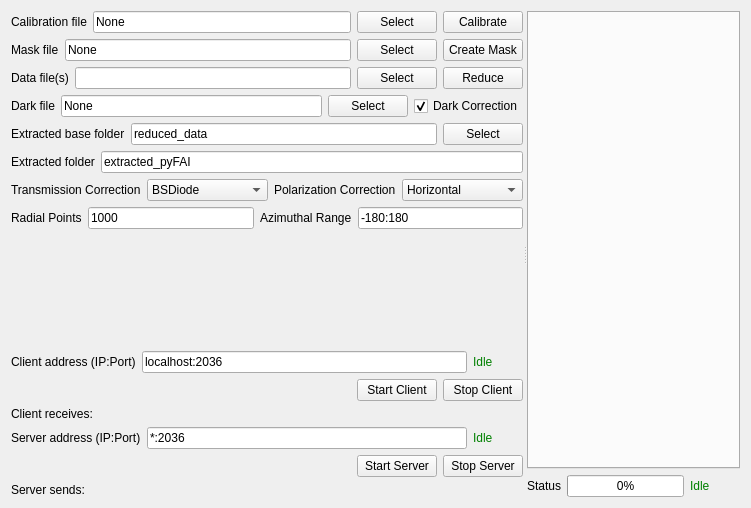
chemmatcars/XAnoS, file UI_Forms/Data_Reduction_Client.ui: the form before one commit.
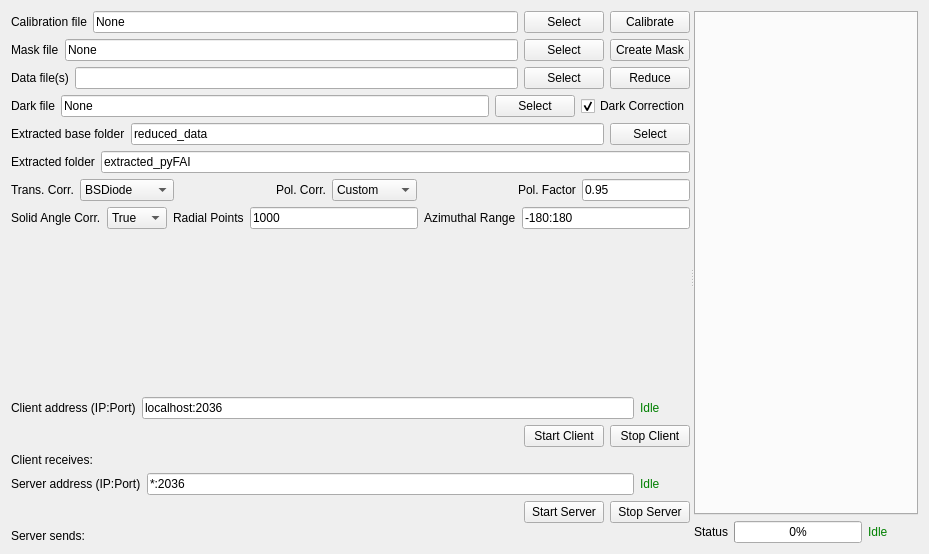
The form after the commit.

Commit message: Updated the Calibration_Widget to fix the calibrant lines plotting on Caked Image Added the option of Polarization Correction and Solid angle correction in XAnoS_Reducer,

What changed in the file:
```diff
--- a/UI_Forms/Data_Reduction_Client.ui
+++ b/UI_Forms/Data_Reduction_Client.ui
@@ -6,8 +6,8 @@
    <rect>
     <x>0</x>
     <y>0</y>
-    <width>751</width>
-    <height>508</height>
+    <width>929</width>
+    <height>554</height>
    </rect>
   </property>
   <property name="windowTitle">
@@ -19,7 +19,7 @@
      <property name="orientation">
       <enum>Qt::Horizontal</enum>
      </property>
-     <widget class="QWidget" name="">
+     <widget class="QWidget" name="layoutWidget">
       <layout class="QVBoxLayout" name="verticalLayout_4">
        <item>
         <layout class="QHBoxLayout" name="horizontalLayout_4">
@@ -196,7 +196,7 @@
          <item>
           <widget class="QLabel" name="transCorrLabel">
            <property name="text">
-            <string>Transmission Correction</string>
+            <string>Trans. Corr.</string>
            </property>
           </widget>
          </item>
@@ -229,15 +229,33 @@
            </item>
           </widget>
          </item>
+         <item>
+          <spacer name="horizontalSpacer_3">
+           <property name="orientation">
+            <enum>Qt::Horizontal</enum>
+           </property>
+           <property name="sizeHint" stdset="0">
+            <size>
+             <width>40</width>
+             <height>20</height>
+            </size>
+           </property>
+          </spacer>
+         </item>
          <item>
           <widget class="QLabel" name="polCorrLabel">
            <property name="text">
-            <string>Polarization Correction</string>
+            <string>Pol. Corr.</string>
            </property>
           </widget>
          </item>
          <item>
           <widget class="QComboBox" name="polCorrComboBox">
+           <item>
+            <property name="text">
+             <string>Custom</string>
+            </property>
+           </item>
            <item>
             <property name="text">
              <string>Horizontal</string>
@@ -260,10 +278,64 @@
            </item>
           </widget>
          </item>
+         <item>
+          <spacer name="horizontalSpacer_4">
+           <property name="orientation">
+            <enum>Qt::Horizontal</enum>
+           </property>
+           <property name="sizeHint" stdset="0">
+            <size>
+             <width>40</width>
+             <height>20</height>
+            </size>
+           </property>
+          </spacer>
+         </item>
+         <item>
+          <widget class="QLabel" name="polFactorLabel">
+           <property name="text">
+            <string>Pol. Factor</string>
+           </property>
+          </widget>
+         </item>
+         <item>
+          <widget class="QLineEdit" name="polFactorLineEdit">
+           <property name="sizePolicy">
+            <sizepolicy hsizetype="Preferred" vsizetype="Fixed">
+             <horstretch>0</horstretch>
+             <verstretch>0</verstretch>
+            </sizepolicy>
+           </property>
+           <property name="text">
+            <string>0.95</string>
+           </property>
+          </widget>
+         </item>
         </layout>
        </item>
        <item>
         <layout class="QHBoxLayout" name="horizontalLayout_8">
+         <item>
+          <widget class="QLabel" name="solidAngleCorrLabel">
+           <property name="text">
+            <string>Solid Angle Corr.</string>
+           </property>
+          </widget>
+         </item>
+         <item>
+          <widget class="QComboBox" name="solidAngleCorrComboBox">
+           <item>
+            <property name="text">
+             <string>True</string>
+            </property>
+           </item>
+           <item>
+            <property name="text">
+             <string>False</string>
+            </property>
+           </item>
+          </widget>
+         </item>
          <item>
           <widget class="QLabel" name="radialPointsLabel">
            <property name="text">
```
The commit also changes 4 other files.
